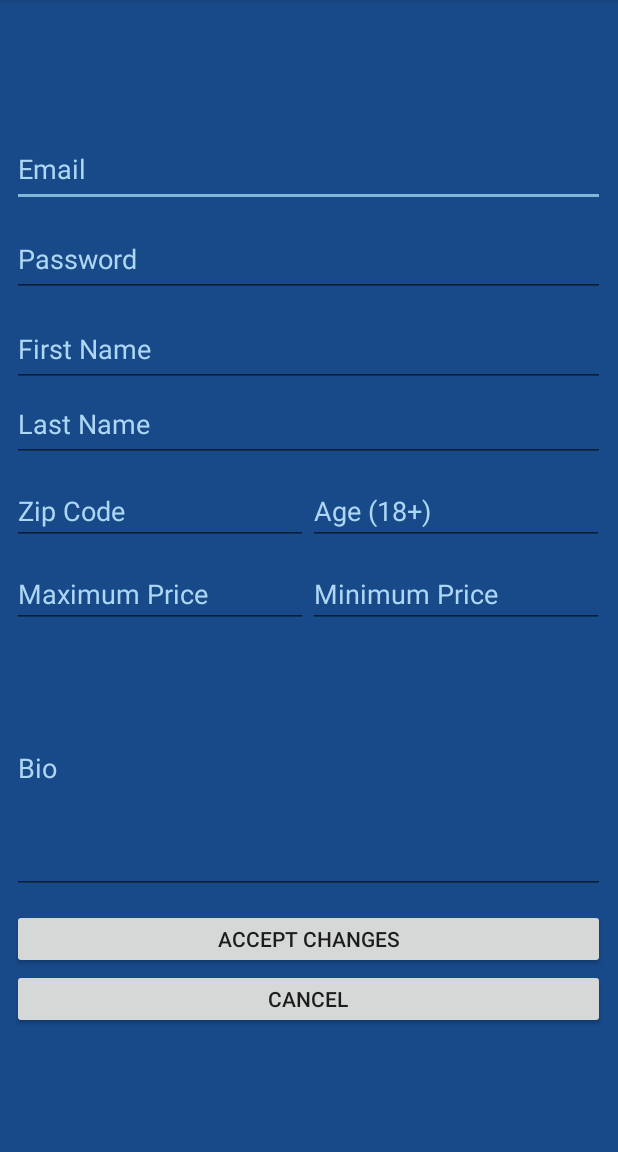
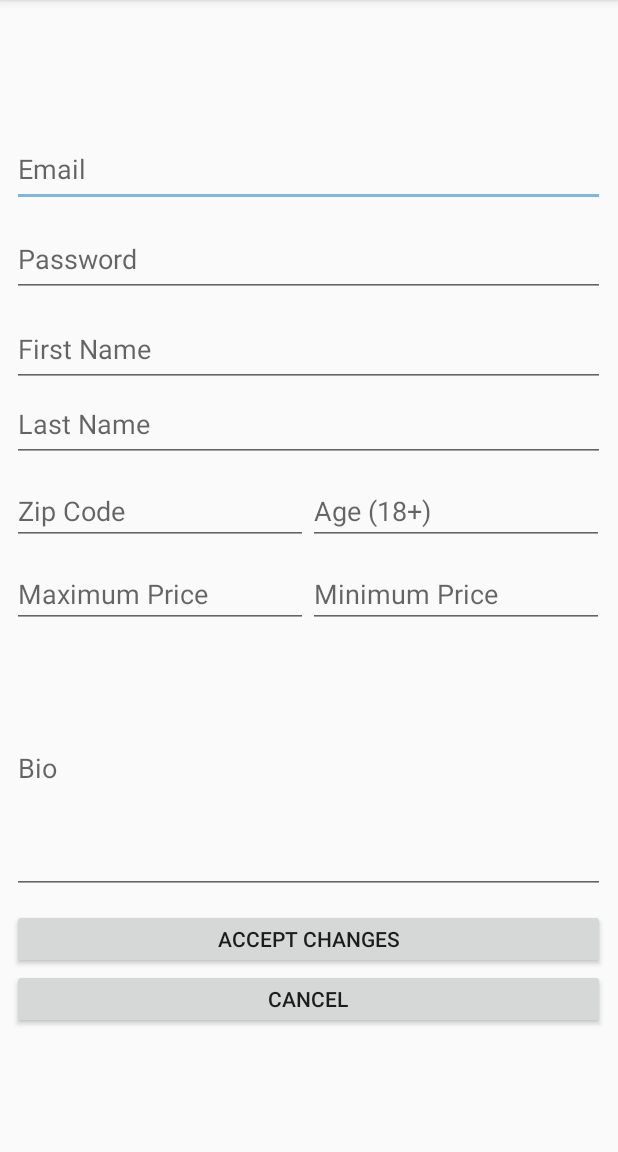
Before and after one commit to SamOstlund/Room8, an Android app: the changeDataActivity screen opened directly, with no data from a screen before it, on a phone screen of 412 x 824 dp, the part 84-1236 px from its top. Run offline under Robolectric (Android 15) with nearby library versions, the phone set to English and light mode, and no system bars.

Commit message:
UI updates to keep consistency with the white background/black text.

```diff
--- a/app/src/main/res/layout/activity_change_data.xml
+++ b/app/src/main/res/layout/activity_change_data.xml
@@ -3,7 +3,6 @@
     xmlns:app="http://schemas.android.com/apk/res-auto"
     xmlns:tools="http://schemas.android.com/tools"
     android:layout_width="match_parent"
-    android:background="#184a8a"
     android:layout_height="match_parent"
     tools:context=".registerActivity"
     >
@@ -17,7 +16,6 @@
         android:layout_marginEnd="8dp"
         android:layout_marginRight="8dp"
         android:layout_marginBottom="8dp"
-        android:background="#184a8a"
         android:orientation="vertical"
         app:layout_constraintBottom_toBottomOf="parent"
         app:layout_constraintEnd_toEndOf="parent"
@@ -31,15 +29,23 @@
         <ScrollView
             android:layout_width="match_parent"
             android:layout_height="match_parent"
-            android:background="#184a8a"
             tools:layout_editor_absoluteX="8dp"
             tools:layout_editor_absoluteY="8dp">
 
             <LinearLayout
                 android:layout_width="match_parent"
                 android:layout_height="wrap_content"
-                android:background="#184a8a"
+                android:orientation="horizontal">
+
+                <LinearLayout
+                    android:layout_width="match_parent"
+                    android:layout_height="wrap_content"
                     android:orientation="vertical">
+
+                    <LinearLayout
+                        android:layout_width="match_parent"
+                        android:layout_height="match_parent"
+                        android:orientation="vertical"></LinearLayout>
 
                     <EditText
                         android:id="@+id/email"
@@ -47,8 +53,8 @@
                         android:layout_height="50dp"
                         android:layout_marginBottom="10dp"
                         android:hint="Email"
-                    android:textColor="@color/white"
-                    android:textColorHint="#aed6f5" />
+                        android:textColor="#000000"
+                        />
 
                     <EditText
                         android:id="@+id/password"
@@ -56,8 +62,8 @@
                         android:layout_height="50dp"
                         android:layout_marginBottom="10dp"
                         android:hint="Password"
-                    android:textColor="@color/white"
-                    android:textColorHint="#aed6f5" />
+                        android:textColor="#000000"
+                        />
 
 
                     <EditText
@@ -65,8 +71,7 @@
                         android:layout_width="match_parent"
                         android:layout_height="50dp"
                         android:hint="First Name"
-                    android:textColor="@color/white"
-                    android:textColorHint="#aed6f5"
+                        android:textColor="#000000"
                         tools:layout_editor_absoluteX="8dp" />
 
                     <EditText
@@ -75,8 +80,8 @@
                         android:layout_height="50dp"
                         android:layout_marginBottom="10dp"
                         android:hint="Last Name"
-                    android:textColor="@color/white"
-                    android:textColorHint="#aed6f5" />
+                        android:textColor="#000000"
+                         />
 
                     <LinearLayout
                         android:layout_width="match_parent"
@@ -93,8 +98,8 @@
                             android:ems="10"
                             android:hint="Zip Code"
                             android:inputType="numberSigned"
-                        android:textColor="@color/white"
-                        android:textColorHint="#aed6f5" />
+                            android:textColor="#000000"
+                            />
 
                         <EditText
                             android:id="@+id/age"
@@ -105,14 +110,12 @@
                             android:ems="10"
                             android:hint="Age (18+)"
                             android:inputType="numberSigned"
-                        android:textColor="@color/white"
-                        android:textColorHint="#aed6f5" />
+                            android:textColor="#000000" />
                     </LinearLayout>
 
                     <LinearLayout
                         android:layout_width="match_parent"
                         android:layout_height="match_parent"
-                    android:background="#184a8a"
                         android:orientation="horizontal">
 
                         <EditText
@@ -123,8 +126,7 @@
                             android:ems="10"
                             android:hint="Maximum Price"
                             android:inputType="numberSigned"
-                        android:textColor="@color/white"
-                        android:textColorHint="#aed6f5" />
+                            android:textColor="#000000" />
 
                         <EditText
                             android:id="@+id/minprice"
@@ -134,8 +136,7 @@
                             android:ems="10"
                             android:hint="Minimum Price"
                             android:inputType="numberSigned"
-                        android:textColor="@color/white"
-                        android:textColorHint="#aed6f5" />
+                            android:textColor="#000000" />
                     </LinearLayout>
 
                     <EditText
@@ -146,8 +147,7 @@
                         android:autofillHints=""
                         android:ems="10"
                         android:hint="Bio"
-                    android:textColor="@color/white"
-                    android:textColorHint="#aed6f5" />
+                        android:textColor="#000000" />
 
                     <Button
                         android:id="@+id/submitRegisterButton"
@@ -162,7 +162,9 @@
                         android:text="@android:string/cancel" />
 
                 </LinearLayout>
+            </LinearLayout>
         </ScrollView>
+
     </LinearLayout>
 
 </android.support.constraint.ConstraintLayout>
```
Also changed, not shown: app/src/main/res/layout/activity_profile.xml (+11 -11 lines). Lines whose indentation alone changed are shown as unchanged.
